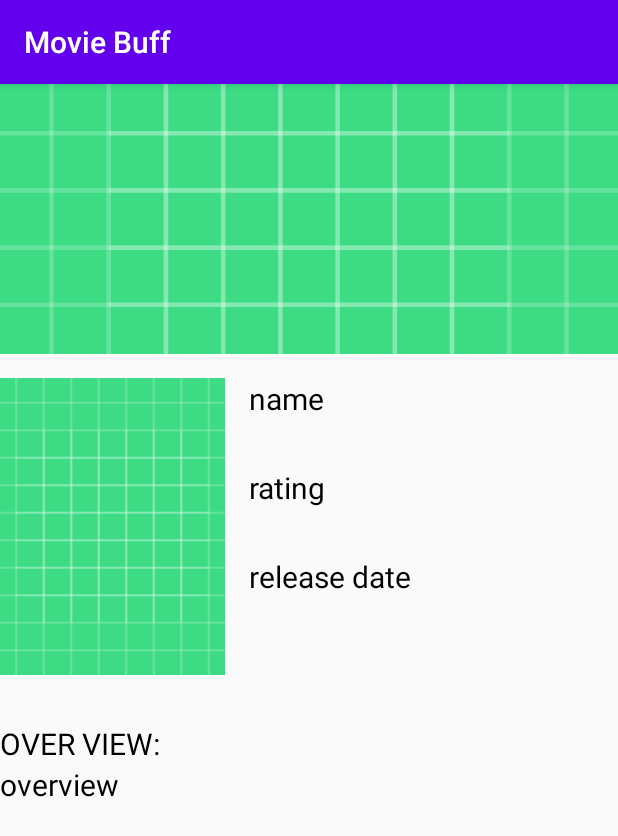
After one commit to harshita707/movie, an Android app: the MovieDetailsActivity screen opened directly, with no data from a screen before it, on a phone screen of 412 x 824 dp. The commit adds this screen. Shown: the top 836 px of the screen. Run offline under Robolectric (Android 15) with nearby library versions, the phone set to English and light mode, and no system bars; pictures from the network do not load; 1 statement that could not run was skipped.

Commit message:
seconf commit

```diff
--- a/app/src/main/AndroidManifest.xml
+++ b/app/src/main/AndroidManifest.xml
@@ -2,7 +2,7 @@
 <manifest xmlns:android="http://schemas.android.com/apk/res/android"
     package="com.harshita.moviebuff">
 
-    <uses-permission android:name="android.permission.INTERNET"/>
+    <uses-permission android:name="android.permission.INTERNET" />
 
     <application
         android:allowBackup="true"
@@ -11,6 +11,7 @@
         android:roundIcon="@mipmap/ic_launcher_round"
         android:supportsRtl="true"
         android:theme="@style/AppTheme">
+        <activity android:name=".MovieDetailsActivity"></activity>
         <activity android:name=".MainActivity">
             <intent-filter>
                 <action android:name="android.intent.action.MAIN" />
--- /dev/null
+++ b/app/src/main/java/com/harshita/moviebuff/MovieDetailsActivity.java
@@ -0,0 +1,48 @@
+package com.harshita.moviebuff;
+
+import androidx.appcompat.app.AppCompatActivity;
+
+import android.os.Bundle;
+import android.widget.ImageView;
+import android.widget.TextClock;
+import android.widget.TextView;
+
+import com.bumptech.glide.Glide;
+
+public class MovieDetailsActivity extends AppCompatActivity {
+
+    private ImageView backdropImage;
+    private ImageView posterImage;
+    private TextView movieName;
+    private TextView rating;
+    private TextView releaseDate;
+    private TextView overview;
+
+    @Override
+    protected void onCreate(Bundle savedInstanceState) {
+        super.onCreate(savedInstanceState);
+        setContentView(R.layout.movie_details_activity);
+
+        backdropImage = findViewById(R.id.backdrop_image);
+        posterImage = findViewById(R.id.movie_poster);
+        movieName = findViewById(R.id.movie_name);
+        rating = findViewById(R.id.movie_rating);
+        releaseDate = findViewById(R.id.movie_release_date);
+        overview = findViewById(R.id.movie_overview);
+
+        Movie details = (Movie) getIntent().getExtras().getSerializable("MOVIE_DETAILS");
+
+        if( details != null){
+            Glide.with(this).load("https://image.tmdb.org/t/p/w500" + details.getmPoster()).
+                    into(posterImage);
+            Glide.with(this).load("https://image.tmdb.org/t/p/w500" + details.getmBackdrop()).
+                    into(backdropImage);
+            movieName.setText(details.getmTitle());
+            rating.setText(Double.toString(details.getmRating()));
+            releaseDate.setText(details.getmReleaseDate());
+            overview.setText(details.getmOverview());
+
+        }
+
+    }
+}
--- /dev/null
+++ b/app/src/main/res/layout/movie_details_activity.xml
@@ -0,0 +1,78 @@
+<?xml version="1.0" encoding="utf-8"?>
+<RelativeLayout
+    xmlns:android="http://schemas.android.com/apk/res/android"
+    android:layout_width="match_parent"
+    android:layout_height="match_parent">
+
+    <ImageView
+        android:layout_width="match_parent"
+        android:layout_height="180dp"
+        android:id="@+id/backdrop_image"
+        android:src="@drawable/ic_launcher_background"
+        android:scaleType="centerCrop"
+        android:adjustViewBounds="true"/>
+
+    <ImageView
+        android:layout_width="150dp"
+        android:layout_height="230dp"
+        android:layout_below="@+id/backdrop_image"
+        android:padding="16dp"
+        android:id="@+id/movie_poster"
+        android:src="@drawable/ic_launcher_background"
+        android:scaleType="centerCrop"
+        android:adjustViewBounds="true"/>
+
+    <TextView
+        android:layout_width="wrap_content"
+        android:layout_height="wrap_content"
+        android:id="@+id/movie_name"
+        android:layout_below="@+id/backdrop_image"
+        android:padding="16dp"
+        android:layout_toEndOf="@+id/movie_poster"
+        android:text="name"
+        android:textColor="@android:color/black"
+        android:textSize="20sp"/>
+
+    <TextView
+        android:layout_width="wrap_content"
+        android:layout_height="wrap_content"
+        android:id="@+id/movie_rating"
+        android:layout_below="@+id/movie_name"
+        android:padding="16dp"
+        android:layout_toEndOf="@+id/movie_poster"
+        android:text="rating"
+        android:textColor="@android:color/black"
+        android:textSize="20sp"/>
+
+    <TextView
+        android:layout_width="wrap_content"
+        android:layout_height="wrap_content"
+        android:id="@+id/movie_release_date"
+        android:layout_below="@+id/movie_rating"
+        android:padding="16dp"
+        android:layout_toEndOf="@+id/movie_poster"
+        android:text="release date"
+        android:textColor="@android:color/black"
+        android:textSize="20sp"/>
+
+    <TextView
+        android:layout_width="match_parent"
+        android:layout_height="wrap_content"
+        android:id="@+id/movie_overview_heading"
+        android:layout_below="@+id/movie_poster"
+        android:paddingTop="16dp"
+        android:text="OVER VIEW:"
+        android:textColor="@android:color/black"
+        android:textSize="20sp"/>
+
+    <TextView
+        android:layout_width="match_parent"
+        android:layout_height="wrap_content"
+        android:id="@+id/movie_overview"
+        android:layout_below="@+id/movie_overview_heading"
+        android:text="overview"
+        android:textColor="@android:color/black"
+        android:textSize="20sp"/>
+
+
+</RelativeLayout>
```
Also changed, not shown: app/src/main/java/com/harshita/moviebuff/MainActivity.java (+32 -24 lines), app/src/main/java/com/harshita/moviebuff/Movie.java (+52 -2 lines), app/src/main/java/com/harshita/moviebuff/MovieAdapter.java (+37 -16 lines), app/src/main/java/com/harshita/moviebuff/RecyclerViewClickListener.java (added, +7 -0 lines), app/src/main/res/layout/activity_main.xml (+1 -13 lines), app/src/main/res/layout/movie_list_item.xml (+12 -10 lines), app/build.gradle (line endings or trailing spaces).
